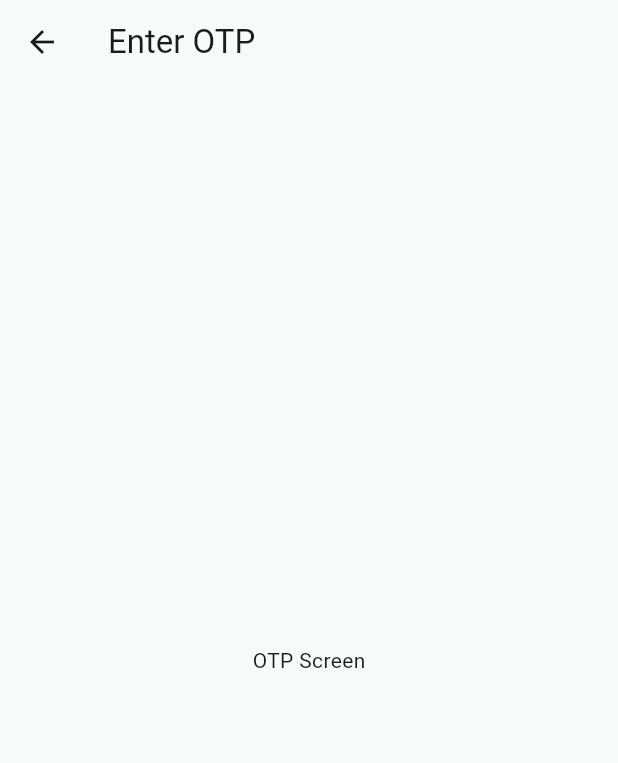
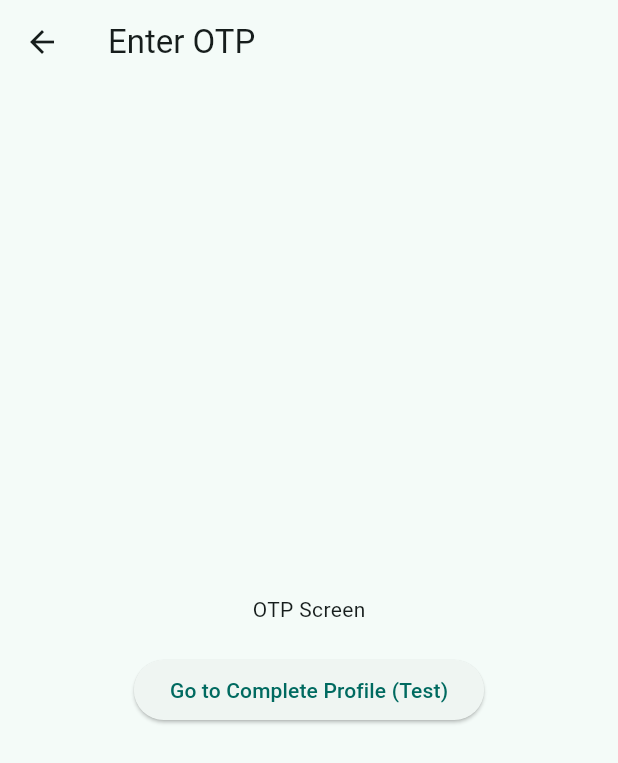
Before and after one commit to alxayeed/sellatrack, a Flutter app: the OtpScreen screen opened directly, on a phone screen of 412 x 824 dp. Shown: the top 763 px of the screen. Run offline on Flutter 3.47's test engine with Material 3 defaults, Android fonts, the light colour scheme and no system bars; our stand-ins replace equatable, firebase_auth, firebase_core, flutter_riverpod, go_router; accounts and stored records are empty.

Commit message:
ADD: navigation added with go_router

```diff
--- a/lib/app.dart
+++ b/lib/app.dart
@@ -1,18 +1,20 @@
 import 'package:flutter/material.dart';
+
+import 'core/navigation/app_router.dart';
 
 class SellaTrackApp extends StatelessWidget {
   const SellaTrackApp({super.key});
 
   @override
   Widget build(BuildContext context) {
-    return MaterialApp(
+    return MaterialApp.router(
       debugShowCheckedModeBanner: false,
       title: 'SellaTrack',
       theme: ThemeData(
         colorScheme: ColorScheme.fromSeed(seedColor: Colors.teal),
         useMaterial3: true,
       ),
-      home: const Scaffold(body: Center(child: Text("Welcome to SellaTrack!"))),
+      routerConfig: appRouter,
     );
   }
 }
--- /dev/null
+++ b/lib/core/navigation/app_router.dart
@@ -0,0 +1,59 @@
+import 'package:flutter/material.dart';
+import 'package:go_router/go_router.dart';
+import 'package:sellatrack/features/auth/presentation/screens/authentication_screen.dart';
+import 'package:sellatrack/features/auth/presentation/screens/otp_screen.dart';
+import 'package:sellatrack/features/auth/presentation/screens/profile_completion_screen.dart';
+import 'package:sellatrack/features/auth/presentation/screens/profile_screen.dart';
+import 'package:sellatrack/features/auth/presentation/screens/update_profile_screen.dart';
+
+class AppRoutePaths {
+  static const String authentication = '/auth';
+  static const String otp = '/otp';
+  static const String profileCompletion = '/complete-profile';
+  static const String profile = '/profile';
+  static const String updateProfileSubPath = 'edit';
+  static const String updateProfileNamed = 'update-profile';
+}
+
+final GoRouter appRouter = GoRouter(
+  initialLocation: AppRoutePaths.authentication,
+  debugLogDiagnostics: true,
+  routes: <RouteBase>[
+    GoRoute(
+      path: AppRoutePaths.authentication,
+      builder: (BuildContext context, GoRouterState state) {
+        return const AuthenticationScreen();
+      },
+    ),
+    GoRoute(
+      path: AppRoutePaths.otp,
+      builder: (BuildContext context, GoRouterState state) {
+        return const OtpScreen();
+      },
+    ),
+    GoRoute(
+      path: AppRoutePaths.profileCompletion,
+      builder: (BuildContext context, GoRouterState state) {
+        return const ProfileCompletionScreen();
+      },
+    ),
+    GoRoute(
+      path: AppRoutePaths.profile,
+      builder: (BuildContext context, GoRouterState state) {
+        return const ProfileScreen();
+      },
+      routes: <RouteBase>[
+        GoRoute(
+          path: AppRoutePaths.updateProfileSubPath,
+          name: AppRoutePaths.updateProfileNamed,
+          builder: (BuildContext context, GoRouterState state) {
+            return const UpdateProfileScreen();
+          },
+        ),
+      ],
+    ),
+  ],
+  redirect: (BuildContext context, GoRouterState state) {
+    return null;
+  },
+);
--- a/lib/features/auth/presentation/screens/otp_screen.dart
+++ b/lib/features/auth/presentation/screens/otp_screen.dart
@@ -1,4 +1,6 @@
 import 'package:flutter/material.dart';
+import 'package:go_router/go_router.dart';
+import 'package:sellatrack/core/navigation/app_router.dart';
 
 class OtpScreen extends StatelessWidget {
   const OtpScreen({super.key});
@@ -7,7 +9,23 @@ class OtpScreen extends StatelessWidget {
   Widget build(BuildContext context) {
     return Scaffold(
       appBar: AppBar(title: const Text('Enter OTP')),
-      body: const Center(child: Text('OTP Screen')),
+      body: Center(
+        child: Column(
+          mainAxisAlignment: MainAxisAlignment.center,
+          children: <Widget>[
+            const Text('OTP Screen'),
+            const SizedBox(height: 20),
+            ElevatedButton(
+              onPressed: () {
+                // TODO: Add logic to verify OTP first
+                // For now, directly navigate to profile completion for testing
+                context.go(AppRoutePaths.profileCompletion);
+              },
+              child: const Text('Go to Complete Profile (Test)'),
+            ),
+          ],
+        ),
+      ),
     );
   }
 }
--- a/lib/features/auth/presentation/screens/profile_completion_screen.dart
+++ b/lib/features/auth/presentation/screens/profile_completion_screen.dart
@@ -1,4 +1,6 @@
 import 'package:flutter/material.dart';
+import 'package:go_router/go_router.dart';
+import 'package:sellatrack/core/navigation/app_router.dart';
 
 class ProfileCompletionScreen extends StatelessWidget {
   const ProfileCompletionScreen({super.key});
@@ -7,7 +9,25 @@ class ProfileCompletionScreen extends StatelessWidget {
   Widget build(BuildContext context) {
     return Scaffold(
       appBar: AppBar(title: const Text('Complete Profile')),
-      body: const Center(child: Text('Profile Completion Screen')),
+      body: Center(
+        child: Column(
+          mainAxisAlignment: MainAxisAlignment.center,
+          children: <Widget>[
+            const Text('Profile Completion Screen'),
+            const SizedBox(height: 20),
+            // TODO: Add TextField for display name and other profile fields
+            ElevatedButton(
+              onPressed: () {
+                // TODO: Add logic to save profile information first
+                // (e.g., call UpdateUserProfileUseCase)
+                // For now, directly navigate for testing
+                context.go(AppRoutePaths.profile);
+              },
+              child: const Text('Save Profile & Go to Profile (Test)'),
+            ),
+          ],
+        ),
+      ),
     );
   }
 }
--- a/pubspec.yaml
+++ b/pubspec.yaml
@@ -14,6 +14,7 @@ dependencies:
   firebase_auth: ^5.5.3
   flutter_riverpod: ^2.6.1
   equatable: ^2.0.7
+  go_router: ^15.1.2
 
 
 dev_dependencies:
```
Also changed, not shown: lib/features/auth/presentation/screens/authentication_screen.dart (+18 -1 lines), lib/features/auth/presentation/screens/profile_screen.dart (+33 -2 lines), pubspec.lock, 1 other file.
